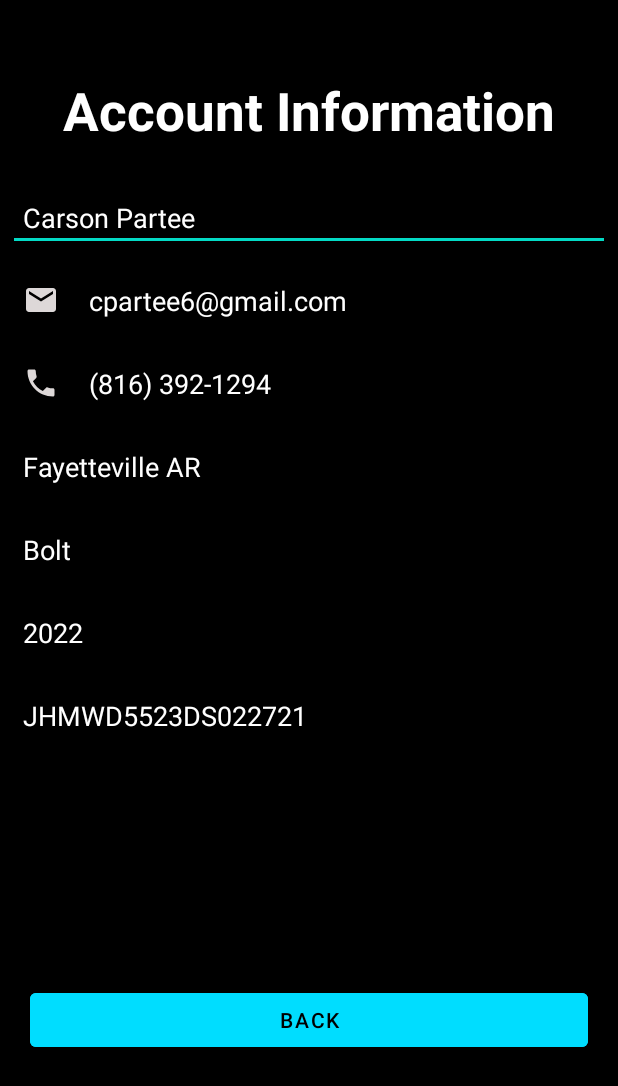
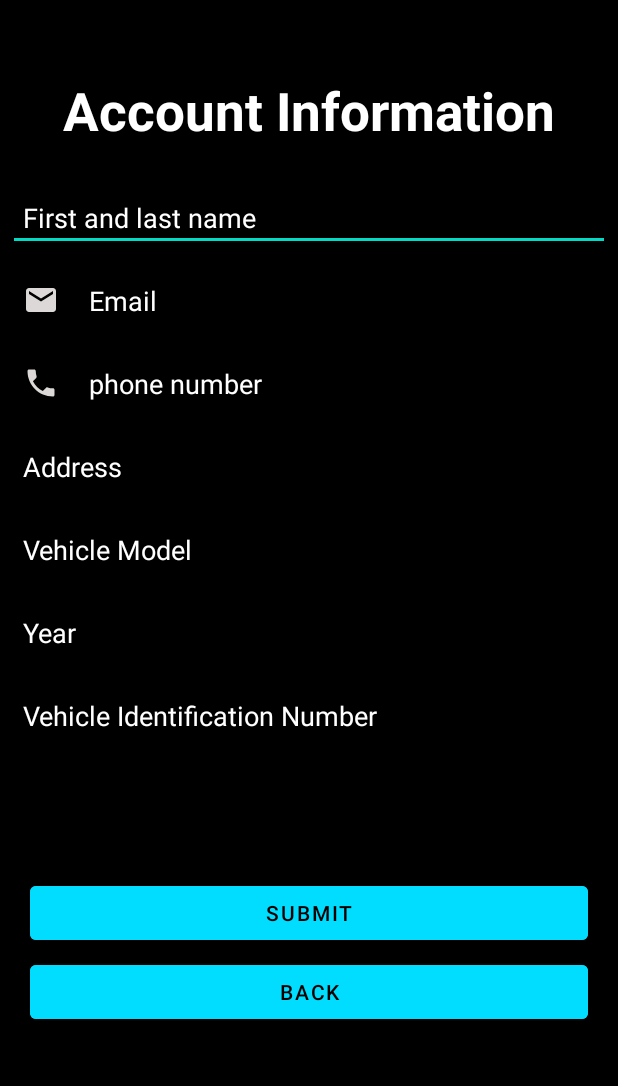
Before and after one commit to capstoneGM/gmApp, an Android app: the AccountInfo screen opened directly, with no data from a screen before it, on a phone screen of 412 x 824 dp. Shown: the top 1086 px of the screen. Run offline under Robolectric (Android 15) with nearby library versions, the phone set to English and light mode, and no system bars; our stand-ins replace Firebase (no records; nobody signed in at launch, a user with empty details on screens opened directly); 7 statements that could not run were skipped.

Commit message:
edit account details

```diff
--- a/GMev/app/src/main/java/com/example/gmev/AccountInfo.java
+++ b/GMev/app/src/main/java/com/example/gmev/AccountInfo.java
@@ -1,20 +1,42 @@
 package com.example.gmev;
 
+import androidx.annotation.NonNull;
 import androidx.appcompat.app.AppCompatActivity;
 
 import android.content.Intent;
 import android.os.Bundle;
 import android.view.View;
 import android.widget.EditText;
+import android.widget.ProgressBar;
+import android.widget.Toast;
 
+import com.google.android.gms.tasks.OnCompleteListener;
+import com.google.android.gms.tasks.Task;
 import com.google.android.material.button.MaterialButton;
+import com.google.firebase.FirebaseApp;
+import com.google.firebase.auth.AuthResult;
+import com.google.firebase.auth.FirebaseAuth;
+import com.google.firebase.auth.FirebaseUser;
+import com.google.firebase.database.DataSnapshot;
+import com.google.firebase.database.DatabaseReference;
+import com.google.firebase.database.FirebaseDatabase;
 
 import org.json.JSONObject;
+
+import java.util.HashMap;
+import java.util.Map;
 
 import enums.Screens;
 
 public class AccountInfo extends AppCompatActivity {
     private dto.Registration registrationInfo;
+    private dto.AccountInfo accountInfo;
+    private ProgressBar mProgressbar;
+    private FirebaseAuth firebaseAuth;
+    private FirebaseUser currentUser;
+    private DatabaseReference userInfoRef;
+    private Map<String, String> data = new HashMap<>();
+    private Boolean isLoggedIn;
 
     @Override
     protected void onCreate(Bundle savedInstanceState) {
@@ -22,12 +44,26 @@ public class AccountInfo extends AppCompatActivity {
 
         setContentView(R.layout.activity_account_info);
 
+        firebaseAuth = FirebaseAuth.getInstance();
+        currentUser = firebaseAuth.getCurrentUser();
+        isLoggedIn = currentUser != null;
 
-        boolean isSignUp = false;
-        registrationInfo = (dto.Registration) getIntent().getSerializableExtra("registration_info");
-        if (registrationInfo != null) isSignUp = true;
+        if (isLoggedIn) {
+            userInfoRef = FirebaseDatabase.getInstance().getReference("/users").child(currentUser.getUid());
+            userInfoRef.get().addOnCompleteListener(new OnCompleteListener<DataSnapshot>() {
+                @Override
+                public void onComplete(@NonNull Task<DataSnapshot> task) {
+                    accountInfo = new dto.AccountInfo((Map<String, String>) task.getResult().getValue());
+                    System.out.print(registrationInfo);
+                    PopulateTextBoxes();
+                }
+            });
+        } else {
+            registrationInfo = (dto.Registration) getIntent().getSerializableExtra("registration_info");
+        }
 
         MaterialButton exitBtn = (MaterialButton) findViewById(R.id.exitbtn);
+        MaterialButton submitBtn = (MaterialButton) findViewById(R.id.account_info_submit);
 
         exitBtn.setOnClickListener(new View.OnClickListener() {
             @Override
@@ -36,19 +72,93 @@ public class AccountInfo extends AppCompatActivity {
             }
         });
 
-        PopulateTextBoxes(isSignUp);
+        submitBtn.setOnClickListener(new View.OnClickListener() {
+            @Override
+            public void onClick(View view) {
+                submit();
+            }
+        });
+    }
 
+    public void submit() {
+        if (isLoggedIn) {
+            saveState();
+            userInfoRef.setValue(infoToHash()).addOnCompleteListener(new OnCompleteListener<Void>() {
+                @Override
+                public void onComplete(@NonNull Task<Void> task) {
+                    // updated
+                }
+            });
+            currentUser.updateEmail(accountInfo.email);
+            // save
+        } else {
+            firebaseAuth.createUserWithEmailAndPassword(registrationInfo.email, registrationInfo.password).addOnCompleteListener(new OnCompleteListener<AuthResult>() {
+                @Override
+                public void onComplete(@NonNull Task<AuthResult> task) {
+                    if(task.isSuccessful()){
+                        userInfoRef = FirebaseDatabase.getInstance().getReference("/users").child(task.getResult().getUser().getUid());
+                        saveState();
+                        userInfoRef.setValue(infoToHash());
+                        Toast.makeText(AccountInfo.this, "Account Created.",Toast.LENGTH_SHORT).show();
+                        startActivity(new Intent(getApplicationContext(),BankInfo.class));
+                    } else {
+                        //Toast.makeText(Registration.this, "missing fields"+task.getException().getMessage(),Toast.LENGTH_SHORT).show();
+                    }
+                }
+            });
+        }
     }
 
     public void goBack() {
         if (registrationInfo != null) {
-            registrationInfo.fullName = ((EditText)findViewById(R.id.fullname)).getText().toString();
+            this.saveState();
             setResult(100, new Intent().putExtra("registration_info", registrationInfo));
         }
         finish();
     }
 
-    public void PopulateTextBoxes(boolean isSignUp) {
+    private Map<String, String> infoToHash() {
+        Map<String, String> data = new HashMap<>();
+
+        if (!isLoggedIn) {
+            data.put("fullName", registrationInfo.fullName);
+            data.put("phone", registrationInfo.phone);
+            data.put("address", registrationInfo.address);
+            data.put("vehicleModel", registrationInfo.vehicleModel);
+            data.put("vehicleYear", registrationInfo.vehicleYear);
+            data.put("vehicleIdNumber", registrationInfo.vehicleIdNumber);
+        } else {
+            data.put("fullName", accountInfo.fullName);
+            data.put("phone", accountInfo.phone);
+            data.put("address", accountInfo.address);
+            data.put("vehicleModel", accountInfo.vehicleModel);
+            data.put("vehicleYear", accountInfo.vehicleYear);
+            data.put("vehicleIdNumber", accountInfo.vehicleIdNumber);
+        }
+
+        return data;
+    }
+
+    private void saveState() {
+        if (!isLoggedIn) {
+            registrationInfo.fullName = ((EditText) findViewById(R.id.fullname)).getText().toString();
+            registrationInfo.phone = ((EditText) findViewById(R.id.phone)).getText().toString();
+            registrationInfo.address = ((EditText) findViewById(R.id.address)).getText().toString();
+            registrationInfo.vehicleModel = ((EditText) findViewById(R.id.vehiclemodel)).getText().toString();
+            registrationInfo.vehicleYear = ((EditText) findViewById(R.id.year)).getText().toString();
+            registrationInfo.vehicleIdNumber = ((EditText) findViewById(R.id.vin)).getText().toString();
+        } else {
+            accountInfo.email = ((EditText) findViewById(R.id.email)).getText().toString();
+            accountInfo.fullName = ((EditText) findViewById(R.id.fullname)).getText().toString();
+            accountInfo.phone = ((EditText) findViewById(R.id.phone)).getText().toString();
+            accountInfo.address = ((EditText) findViewById(R.id.address)).getText().toString();
+            accountInfo.vehicleModel = ((EditText) findViewById(R.id.vehiclemodel)).getText().toString();
+            accountInfo.vehicleYear = ((EditText) findViewById(R.id.year)).getText().toString();
+            accountInfo.vehicleIdNumber = ((EditText) findViewById(R.id.vin)).getText().toString();
+        }
+    }
+
+    private void PopulateTextBoxes() {
         EditText fullName = (EditText) findViewById(R.id.fullname);
         EditText email = (EditText) findViewById(R.id.email);
         EditText phone = (EditText) findViewById(R.id.phone);
@@ -57,15 +167,7 @@ public class AccountInfo extends AppCompatActivity {
         EditText year = (EditText) findViewById(R.id.year);
         EditText vin = (EditText) findViewById(R.id.vin);
 
-        if (!isSignUp) {
-            fullName.setText("Carson Partee");
-            email.setText("cpartee6@gmail.com");
-            phone.setText("(816) 392-1294");
-            address.setText("Fayetteville AR");
-            model.setText("Bolt");
-            year.setText("2022");
-            vin.setText("JHMWD5523DS022721");
-        } else {
+        if (!isLoggedIn) {
             fullName.setText(registrationInfo.fullName);
             email.setText(registrationInfo.email);
             phone.setText(registrationInfo.phone);
@@ -73,6 +175,14 @@ public class AccountInfo extends AppCompatActivity {
             model.setText(registrationInfo.vehicleModel);
             year.setText(registrationInfo.vehicleYear);
             vin.setText(registrationInfo.vehicleIdNumber);
+        } else {
+            fullName.setText(accountInfo.fullName);
+            email.setText(currentUser.getEmail());
+            phone.setText(accountInfo.phone);
+            address.setText(accountInfo.address);
+            model.setText(accountInfo.vehicleModel);
+            year.setText(accountInfo.vehicleYear);
+            vin.setText(accountInfo.vehicleIdNumber);
         }
     }
 }
--- /dev/null
+++ b/GMev/app/src/main/java/dto/AccountInfo.java
@@ -0,0 +1,23 @@
+package dto;
+
+import java.util.Map;
+
+public class AccountInfo {
+    public AccountInfo(Map<String, String> map) {
+        fullName = map.get("fullName");
+        email = map.get("email");
+        phone = map.get("phone");
+        address = map.get("address");
+        vehicleModel = map.get("vehicleModel");
+        vehicleYear = map.get("vehicleYear");
+        vehicleIdNumber = map.get("vehicleIdNumber");
+    }
+
+    public String fullName;
+    public String email;
+    public String phone;
+    public String address;
+    public String vehicleModel;
+    public String vehicleYear;
+    public String vehicleIdNumber;
+}
--- a/GMev/app/src/main/java/dto/Registration.java
+++ b/GMev/app/src/main/java/dto/Registration.java
@@ -3,7 +3,6 @@ package dto;
 import java.io.Serializable;
 
 public class Registration implements Serializable {
-    public String username;
     public String password;
     public String fullName;
     public String email;
--- a/GMev/app/src/main/res/layout/activity_account_info.xml
+++ b/GMev/app/src/main/res/layout/activity_account_info.xml
@@ -28,15 +28,30 @@
         android:id="@+id/exitbtn"
         android:layout_width="396dp"
         android:layout_height="wrap_content"
+        android:layout_below="@+id/account_info_submit"
+        android:layout_alignParentStart="true"
+        android:layout_alignParentEnd="true"
+        android:layout_marginStart="20dp"
+        android:layout_marginTop="-25dp"
+        android:layout_marginEnd="20dp"
+        android:layout_marginBottom="30dp"
+        android:backgroundTint="@android:color/holo_blue_bright"
+        android:text="@string/account_info_back"
+        android:textColor="@color/black" />
+
+    <com.google.android.material.button.MaterialButton
+        android:id="@+id/account_info_submit"
+        android:layout_width="396dp"
+        android:layout_height="wrap_content"
         android:layout_below="@+id/vin"
         android:layout_alignParentStart="true"
         android:layout_alignParentEnd="true"
         android:layout_marginStart="20dp"
-        android:layout_marginTop="151dp"
+        android:layout_marginTop="80dp"
         android:layout_marginEnd="20dp"
         android:layout_marginBottom="30dp"
         android:backgroundTint="@android:color/holo_blue_bright"
-        android:text="@string/account_info_back"
+        android:text="@string/account_info_submit"
         android:textColor="@color/black" />
 
     <EditText
--- a/GMev/app/src/main/res/layout/activity_registration.xml
+++ b/GMev/app/src/main/res/layout/activity_registration.xml
@@ -22,7 +22,7 @@
         android:textStyle="bold" />
 
     <EditText
-        android:id="@+id/username"
+        android:id="@+id/email"
         android:layout_width="match_parent"
         android:layout_height="wrap_content"
         android:layout_below="@+id/Registration"
@@ -32,7 +32,7 @@
         android:layout_marginBottom="5dp"
         android:drawableLeft="@drawable/ic_baseline_person_24"
         android:drawablePadding="20dp"
-        android:hint="Username"
+        android:hint="Email"
         android:padding="10dp"
         android:textColor="@color/white"
         android:textColorHint="@color/white" />
@@ -41,7 +41,7 @@
         android:id="@+id/password1"
         android:layout_width="match_parent"
         android:layout_height="wrap_content"
-        android:layout_below="@id/username"
+        android:layout_below="@id/email"
         android:hint="Password"
         android:textColor="@color/white"
         android:textColorHint="@color/white"
--- a/GMev/app/src/main/res/values/strings.xml
+++ b/GMev/app/src/main/res/values/strings.xml
@@ -2,6 +2,7 @@
     <string name="app_name">GMev</string>
     <string name="account_information">Account Information</string>
     <string name="account_info_back">BACK</string>
+    <string name="account_info_submit">SUBMIT</string>
     <string name="name">Name</string>
     <string name="email">Email</string>
 </resources>
```
Also changed, not shown: GMev/app/src/main/java/com/example/gmev/MainMenu.java (+7 -0 lines), GMev/app/src/main/java/com/example/gmev/Registration.java (+1 -25 lines).
